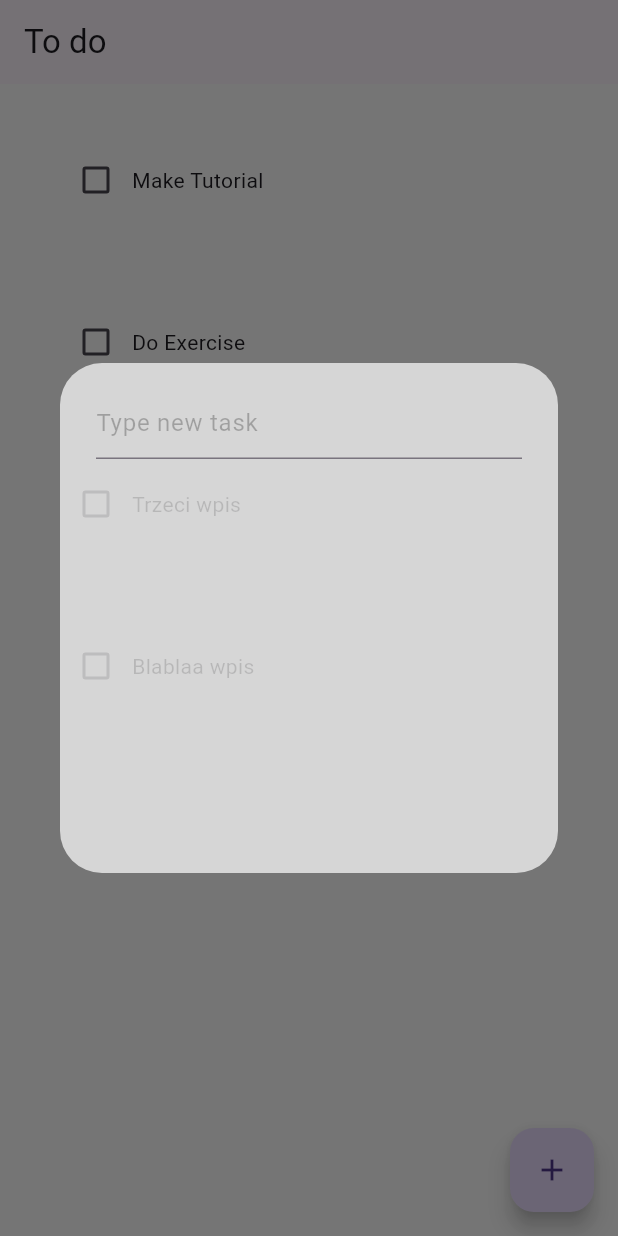
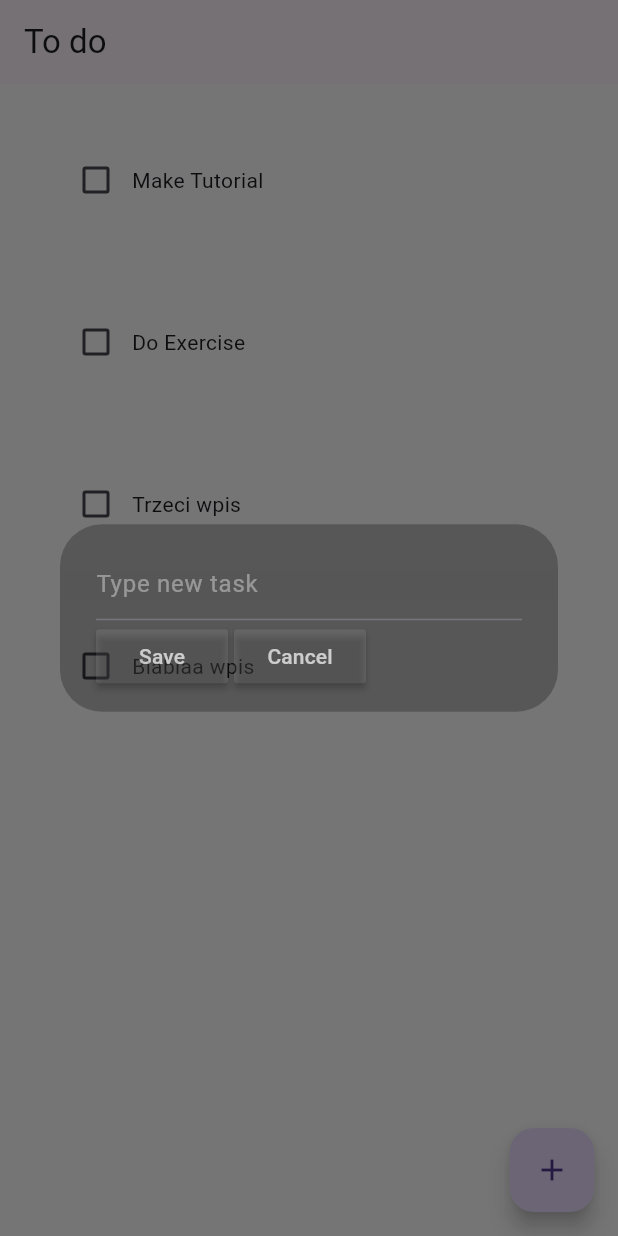
Before and after one commit to pioterl/todolist, a Flutter app: the screen it shows after launch, after a tap on the "add" icon, on a phone screen of 412 x 824 dp. Run offline on Flutter 3.47's test engine with Material 3 defaults, Android fonts, the phone set to English and light mode, and no system bars.

```diff
--- a/lib/pages/home_page.dart
+++ b/lib/pages/home_page.dart
@@ -10,6 +10,8 @@ class HomePage extends StatefulWidget {
 }
 
 class _HomePageState extends State<HomePage> {
+  final _controller = TextEditingController();
+
   List toDoList = [
     ["Make Tutorial", false],
     ["Do Exercise", false],
@@ -27,9 +29,19 @@ class _HomePageState extends State<HomePage> {
     showDialog(
       context: context,
       builder: (context) {
-        return DialogBox();
+        return DialogBox(
+          controller: _controller,
+          onSave: saveNewTask,
+          onCancel: Navigator.of(context).pop,
+        );
       },
     );
+  }
+
+  void saveNewTask() {
+    setState(() {
+      toDoList.add([_controller.text, false]);
+    });
   }
 
   @override
--- a/lib/util/dialog_box.dart
+++ b/lib/util/dialog_box.dart
@@ -1,23 +1,39 @@
 import 'package:flutter/material.dart';
+import 'package:untitled/util/my_button.dart';
 
 class DialogBox extends StatelessWidget {
-  const DialogBox({super.key});
+  final controller;
+  VoidCallback onSave;
+  VoidCallback onCancel;
+
+  DialogBox(
+      {super.key,
+      required this.controller,
+      required this.onSave,
+      required this.onCancel});
 
   @override
   Widget build(BuildContext context) {
     return AlertDialog(
-      backgroundColor: Colors.white70,
+      backgroundColor: Colors.black26,
       content: Container(
-        height: 300,
+        height: 85,
         width: 400,
         child: Column(
           children: [
             TextField(
+              controller: controller,
               decoration: InputDecoration(
-                  // border: OutlineInputBorder(),
                   hintText: "Type new task",
-                  hintStyle: TextStyle(color: Colors.black26)),
-              style: TextStyle(color: Colors.black87),
+                  hintStyle: TextStyle(color: Colors.white38)),
+              style: TextStyle(color: Colors.white70),
+            ),
+            Row(
+              children: [
+                MyButton(text: "Save", onPressed: onSave),
+                SizedBox(width: 4),
+                MyButton(text: "Cancel", onPressed: onCancel),
+              ],
             )
           ],
         ),
--- /dev/null
+++ b/lib/util/my_button.dart
@@ -0,0 +1,20 @@
+import 'package:flutter/material.dart';
+
+class MyButton extends StatelessWidget {
+  final String text;
+  VoidCallback onPressed;
+
+  MyButton({super.key, required this.text, required this.onPressed});
+
+  @override
+  Widget build(BuildContext context) {
+    return MaterialButton(
+      child: Text(
+        text,
+        style: TextStyle(color: Colors.white70),
+      ),
+      onPressed: onPressed,
+      color: Colors.white10,
+    );
+  }
+}
```
